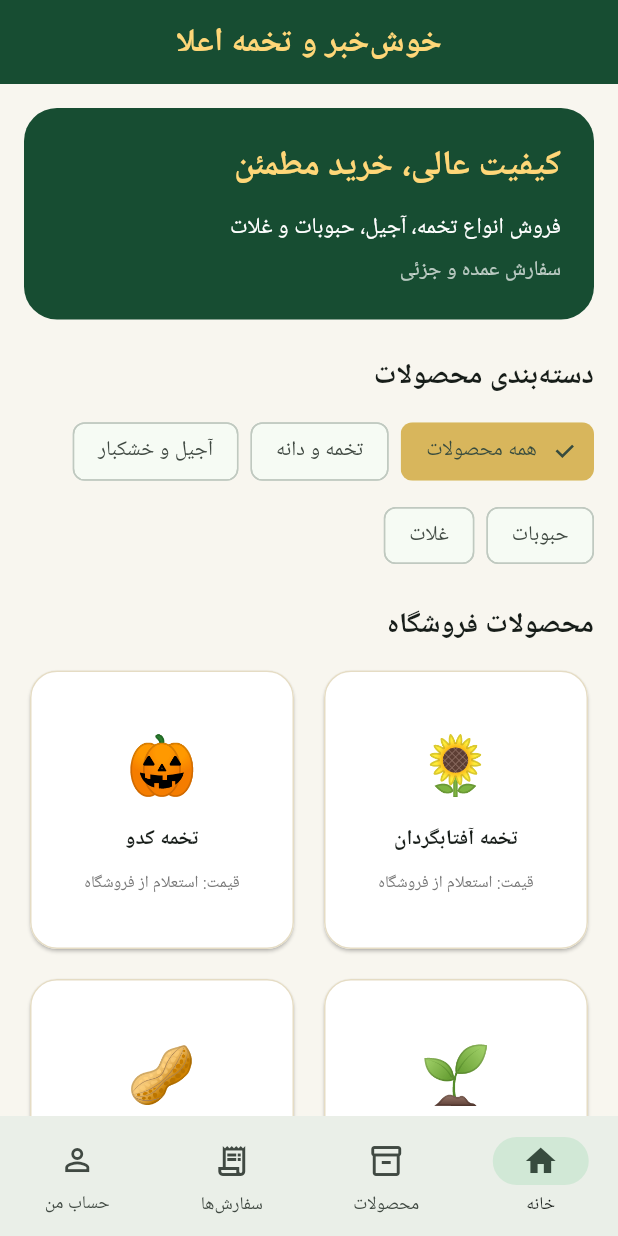
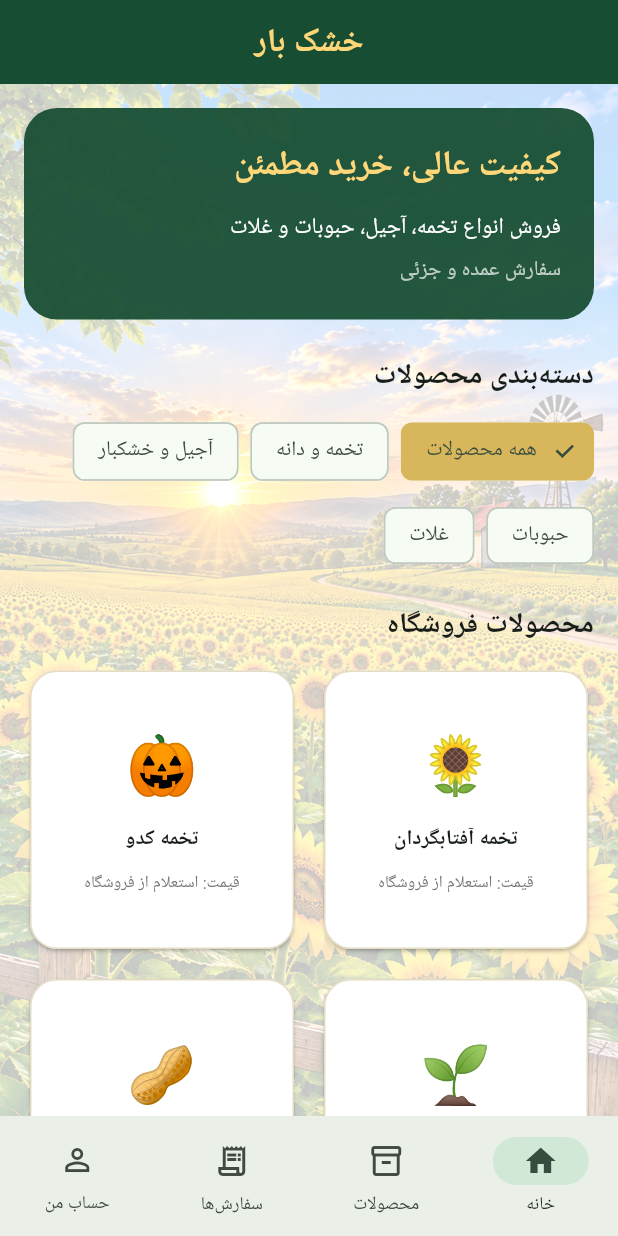
Before and after one commit to setare1402/khoshkbar, a Flutter app: the screen it shows after launch, on a phone screen of 412 x 824 dp. Run offline on Flutter 3.47's test engine with Material 3 defaults, Android fonts, the phone set to English and light mode, and no system bars.

Commit message:
Update main.dart

```diff
--- a/lib/main.dart
+++ b/lib/main.dart
@@ -12,7 +12,7 @@ class KhoshkbarApp extends StatelessWidget {
   Widget build(BuildContext context) {
     return MaterialApp(
       debugShowCheckedModeBanner: false,
-      title: 'خوش‌خبر و تخمه اعلا',
+      title: 'خشک بار',
       theme: ThemeData(
         fontFamily: 'Roboto',
         colorScheme: ColorScheme.fromSeed(
@@ -83,7 +83,7 @@ class _HomePageState extends State<HomePage> {
           backgroundColor: const Color(0xFF174D32),
           foregroundColor: const Color(0xFFFFD778),
           title: const Text(
-            'خوش‌خبر و تخمه اعلا',
+            'خشک بار',
             style: TextStyle(fontWeight: FontWeight.bold),
           ),
           centerTitle: true,
@@ -128,13 +128,29 @@ class _HomePageState extends State<HomePage> {
   }
 
   Widget _buildHome(List<Map<String, dynamic>> items) {
-    return ListView(
+    return Stack(
+      children: [
+        Positioned.fill(
+          child: Image.asset(
+            'file_00000000891881f4bdbf68c947edd9bc.png',
+            fit: BoxFit.cover,
+            errorBuilder: (context, error, stackTrace) {
+              return Container(color: const Color(0xFFF8F6EF));
+            },
+          ),
+        ),
+        Positioned.fill(
+          child: Container(
+            color: Colors.white.withOpacity(0.78),
+          ),
+        ),
+        ListView(
           padding: const EdgeInsets.all(16),
           children: [
             Container(
               padding: const EdgeInsets.all(22),
               decoration: BoxDecoration(
-            color: const Color(0xFF174D32),
+                color: const Color(0xFF174D32).withOpacity(0.94),
                 borderRadius: BorderRadius.circular(22),
               ),
               child: const Column(
@@ -188,6 +204,8 @@ class _HomePageState extends State<HomePage> {
             ),
             const SizedBox(height: 12),
             _productGrid(items),
+          ],
+        ),
       ],
     );
   }
```
Lines whose indentation alone changed are shown as unchanged.
